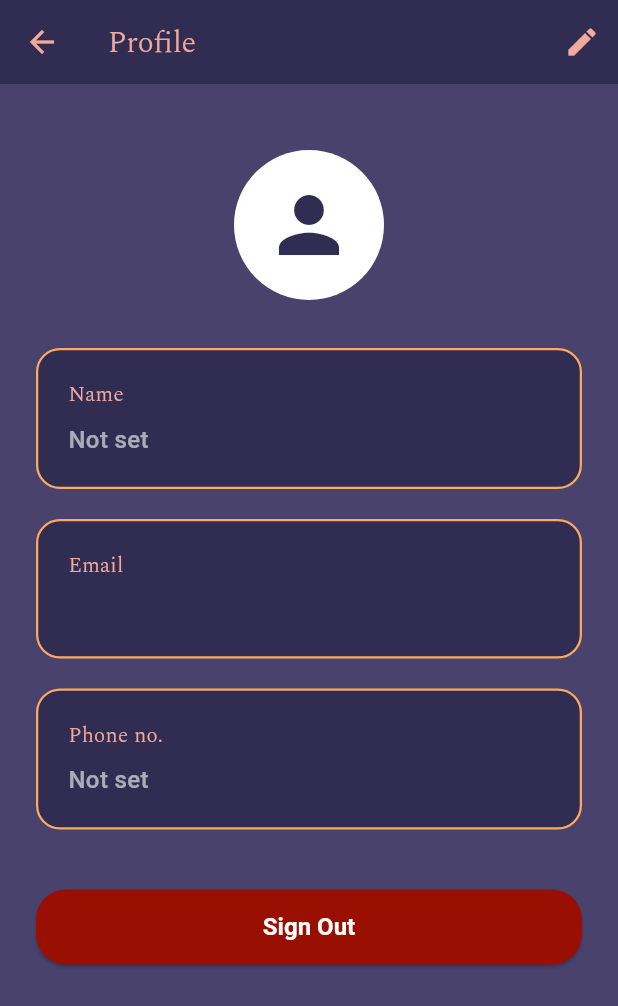
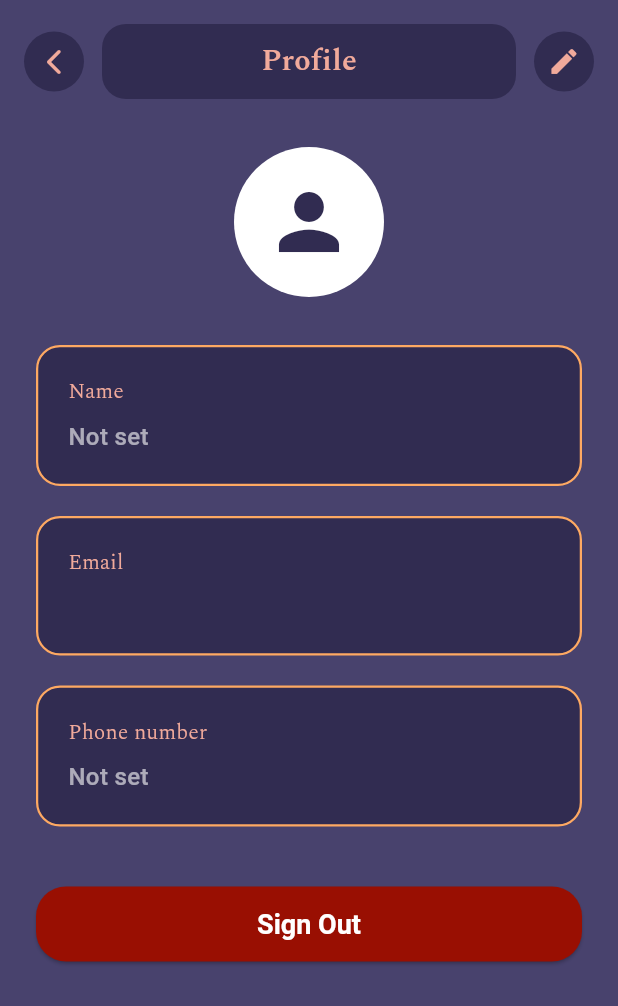
Before and after one commit to A-THIF/tailor_todo, a Flutter app: the ProfileScreen screen opened directly, on a phone screen of 412 x 824 dp. Shown: the top 1006 px of the screen. Run offline on Flutter 3.47's test engine with Material 3 defaults, Android fonts, the phone set to English and light mode, and no system bars; our stand-ins replace google_fonts, supabase_flutter; accounts and stored records are empty; Roboto replaces fonts that are missing (Cardo).

Commit message:
Refactor UI components and add edit todo screen
Introduces EditTodoDetailsScreen for editing tasks, refactors confirmation dialog and todo details actions into reusable widgets, and updates HomeScreen and ProfileScreen to use new ProfileButton and improved layouts. Also renames todo_list_tile.dart to home_list_tile.dart for clarity and consistency.

```diff
--- a/tailor_todo/lib/screens/profile_screen.dart
+++ b/tailor_todo/lib/screens/profile_screen.dart
@@ -1,9 +1,11 @@
 import 'package:flutter/material.dart';
 import 'package:supabase_flutter/supabase_flutter.dart';
+
 import '../utils/colors.dart';
 import '../utils/fonts.dart';
 import '../widgets/custom_button.dart';
 import '../widgets/custom_text_field.dart';
+// Assuming this is your header widget file
 
 class ProfileScreen extends StatefulWidget {
   const ProfileScreen({super.key});
@@ -14,6 +16,7 @@ class ProfileScreen extends StatefulWidget {
 
 class _ProfileScreenState extends State<ProfileScreen> {
   final supabase = Supabase.instance.client;
+
   final nameController = TextEditingController();
   final emailController = TextEditingController();
   final phoneController = TextEditingController();
@@ -46,7 +49,6 @@ class _ProfileScreenState extends State<ProfileScreen> {
 
   Future<void> _updateProfile() async {
     setState(() => loading = true);
-
     try {
       await supabase.auth.updateUser(
         UserAttributes(
@@ -56,58 +58,114 @@ class _ProfileScreenState extends State<ProfileScreen> {
           },
         ),
       );
-
       setState(() => isEditing = false);
+      if (mounted) {
         ScaffoldMessenger.of(context).showSnackBar(
           const SnackBar(content: Text('Profile updated successfully')),
         );
+      }
     } catch (e) {
+      if (mounted) {
         ScaffoldMessenger.of(
           context,
         ).showSnackBar(SnackBar(content: Text('Error updating profile: $e')));
+      }
     } finally {
-      setState(() => loading = false);
+      if (mounted) setState(() => loading = false);
     }
   }
 
   Future<void> _signOut() async {
     await supabase.auth.signOut();
+    if (mounted) {
+      Navigator.of(context).popUntil((route) => route.isFirst);
+    }
   }
 
   @override
   Widget build(BuildContext context) {
     return Scaffold(
       backgroundColor: AppColors.primary,
-      appBar: AppBar(
-        backgroundColor: AppColors.surface,
-        leading: IconButton(
-          icon: const Icon(Icons.arrow_back, color: AppColors.brandText),
-          onPressed: () => Navigator.pop(context),
+      body: SafeArea(
+        child: Column(
+          children: [
+            // Custom header with back button, title, and edit button
+            Padding(
+              padding: const EdgeInsets.fromLTRB(16, 16, 16, 12),
+              child: Row(
+                children: [
+                  // Back button
+                  GestureDetector(
+                    onTap: () => Navigator.pop(context),
+                    child: Container(
+                      width: 40,
+                      height: 40,
+                      decoration: BoxDecoration(
+                        color: AppColors.surface,
+                        shape: BoxShape.circle,
                       ),
-        title: Text(
+                      alignment: Alignment.center,
+                      child: Icon(
+                        Icons.arrow_back_ios_new_rounded,
+                        color: AppColors.brandText,
+                        size: 20,
+                      ),
+                    ),
+                  ),
+                  const SizedBox(width: 12),
+                  // Title box
+                  Expanded(
+                    child: Container(
+                      height: 50,
+                      decoration: BoxDecoration(
+                        color: AppColors.surface,
+                        borderRadius: BorderRadius.circular(16),
+                      ),
+                      alignment: Alignment.center,
+                      child: Text(
                         'Profile',
                         style: AppFonts.spectral(
                           color: AppColors.brandText,
                           size: 20,
-            weight: FontWeight.w300,
+                          weight: FontWeight.w600,
                         ),
                       ),
-        actions: [
+                    ),
+                  ),
+                  const SizedBox(width: 12),
+                  // Edit button (only show when not editing)
                   if (!isEditing)
-            IconButton(
-              icon: const Icon(Icons.edit, color: AppColors.brandText),
-              onPressed: () => setState(() => isEditing = true),
+                    GestureDetector(
+                      onTap: () => setState(() => isEditing = true),
+                      child: Container(
+                        width: 40,
+                        height: 40,
+                        decoration: BoxDecoration(
+                          color: AppColors.surface,
+                          shape: BoxShape.circle,
+                        ),
+                        alignment: Alignment.center,
+                        child: Icon(
+                          Icons.edit,
+                          color: AppColors.brandText,
+                          size: 22,
+                        ),
+                      ),
                     ),
                 ],
               ),
-      body: SingleChildScrollView(
-        padding: const EdgeInsets.all(24),
+            ),
+            // Profile Form
+            Expanded(
+              child: SingleChildScrollView(
+                padding: const EdgeInsets.symmetric(
+                  horizontal: 24,
+                ), // consistent padding
                 child: Column(
                   crossAxisAlignment: CrossAxisAlignment.stretch,
                   children: [
                     const SizedBox(height: 20),
-
-            // Profile Picture
+                    // Profile picture placeholder
                     Center(
                       child: Container(
                         width: 100,
@@ -116,87 +174,91 @@ class _ProfileScreenState extends State<ProfileScreen> {
                           color: AppColors.onDark,
                           shape: BoxShape.circle,
                         ),
-                child: Icon(Icons.person, size: 60, color: AppColors.surface),
+                        child: Icon(
+                          Icons.person,
+                          size: 60,
+                          color: AppColors.surface,
                         ),
                       ),
-
+                    ),
                     const SizedBox(height: 32),
-
-            // Name Field
+                    // Name field
                     isEditing
-                ? CustomTextField(controller: nameController, label: 'Name')
+                        ? CustomTextField(
+                            controller: nameController,
+                            label: 'Name',
+                          )
                         : _buildInfoContainer(
                             'Name',
                             nameController.text.isEmpty
                                 ? 'Not set'
                                 : nameController.text,
                           ),
-
                     const SizedBox(height: 20),
-
-            // Email Field (read-only)
+                    // Email field (always read-only)
                     _buildInfoContainer('Email', emailController.text),
-
                     const SizedBox(height: 20),
-
-            // Phone Field
+                    // Phone field
                     isEditing
                         ? CustomTextField(
                             controller: phoneController,
-                    label: 'Phone no.',
+                            label: 'Phone number',
                             keyboard: TextInputType.phone,
                           )
                         : _buildInfoContainer(
-                    'Phone no.',
+                            'Phone number',
                             phoneController.text.isEmpty
                                 ? 'Not set'
                                 : phoneController.text,
                           ),
-
                     const SizedBox(height: 40),
-
-            // Action Buttons
+                    // Action buttons
                     if (isEditing) ...[
                       CustomButton(
-                label: 'Done',
+                        label: 'Save',
                         onPressed: _updateProfile,
                         loading: loading,
+                        height: 50,
                         backgroundColor: AppColors.accent,
                         foregroundColor: AppColors.surface,
-                height: 50,
                         textStyle: AppFonts.cardo(
                           color: AppColors.surface,
-                  size: 16,
+                          size: 18,
                           weight: FontWeight.w600,
                         ),
                       ),
                       const SizedBox(height: 16),
                       CustomButton(
-                label: 'Back',
+                        label: 'Cancel',
                         onPressed: () => setState(() => isEditing = false),
+                        height: 50,
                         backgroundColor: AppColors.surface,
                         foregroundColor: AppColors.onDark,
-                height: 50,
                         textStyle: AppFonts.cardo(
                           color: AppColors.onDark,
-                  size: 16,
+                          size: 18,
                           weight: FontWeight.w500,
                         ),
                       ),
                     ] else ...[
+                      // Sign out button
                       CustomButton(
                         label: 'Sign Out',
                         onPressed: _signOut,
+                        height: 50,
                         backgroundColor: AppColors.brandRed,
                         foregroundColor: AppColors.onDark,
-                height: 50,
                         textStyle: AppFonts.cardo(
                           color: AppColors.onDark,
-                  size: 16,
+                          size: 18,
                           weight: FontWeight.w600,
                         ),
                       ),
                     ],
+                  ],
+                ),
+              ),
+            ),
           ],
         ),
       ),
```
Also changed, not shown: tailor_todo/lib/screens/edit_todo_details_screen.dart (added, +142 -0 lines), tailor_todo/lib/screens/home_screen.dart (+15 -7 lines), tailor_todo/lib/screens/todo_details_screen.dart (+14 -45 lines), tailor_todo/lib/widgets/confirmation_dialog.dart (+22 -54 lines), tailor_todo/lib/widgets/profile_button.dart (added, +25 -0 lines), tailor_todo/lib/widgets/todo_details_action.dart (added, +47 -0 lines), tailor_todo/lib/widgets/home_list_tile.dart (renamed from tailor_todo/lib/widgets/todo_list_tile.dart). Lines whose indentation alone changed are shown as unchanged.
